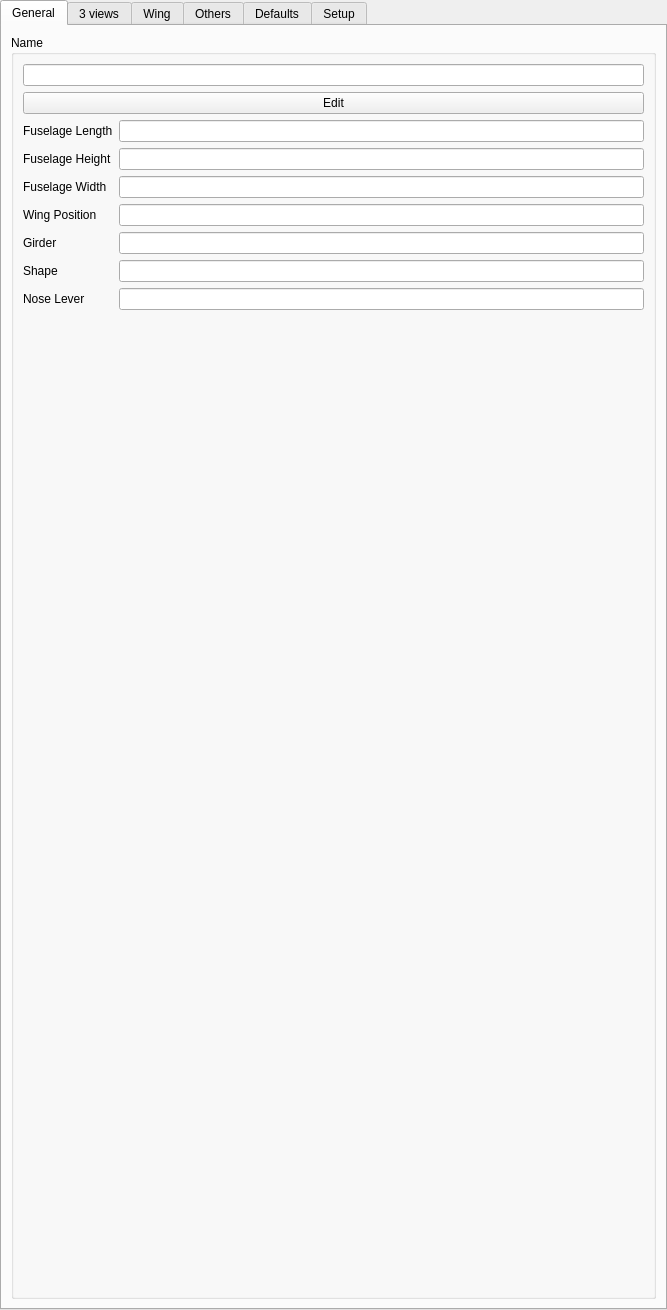
Before: the Qt Designer form resources/airPlaneDesignEdit.ui in FredsFactory/FreeCAD_AirPlaneDesign, drawn with Qt 5.
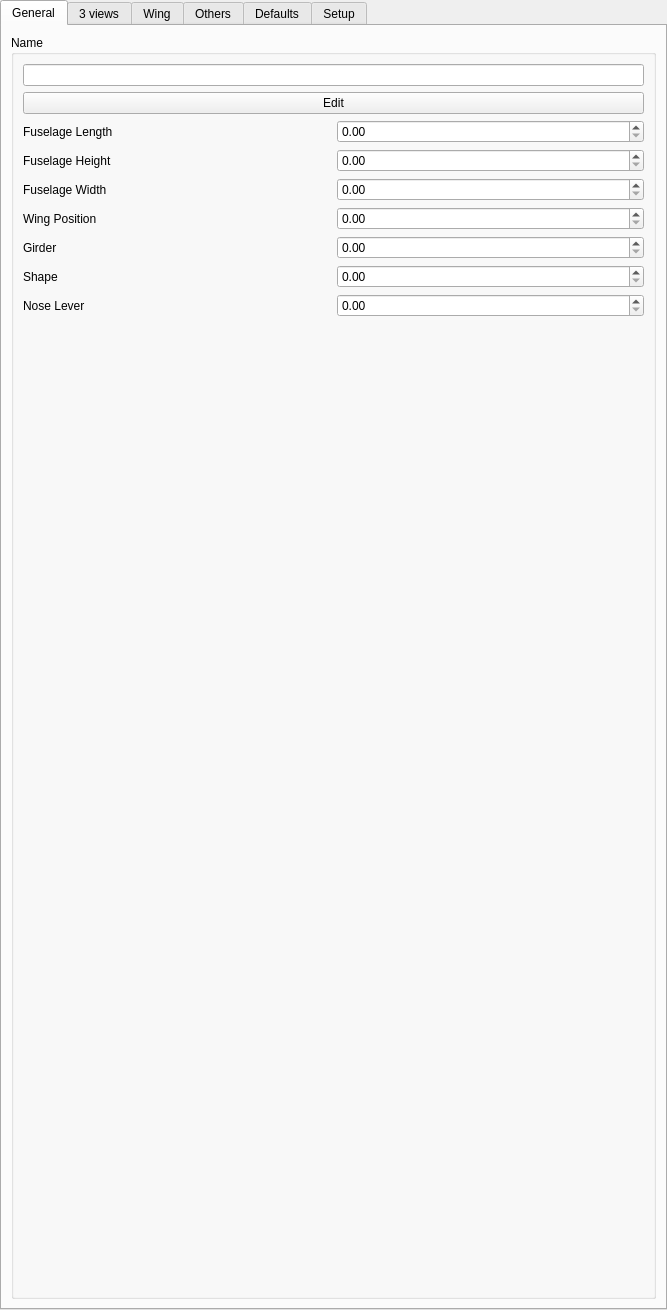
After: the same form once the commit is applied. The open tabs and pages were chosen to show the change. Icons and pictures are not drawn. Custom widgets are drawn as their Qt base class.

The edit to the form file:
```diff
--- a/resources/airPlaneDesignEdit.ui
+++ b/resources/airPlaneDesignEdit.ui
@@ -44,36 +44,6 @@
          </item>
          <item>
           <layout class="QGridLayout" name="gridLayout_6">
-           <item row="3" column="0">
-            <widget class="QLabel" name="label_17">
-             <property name="text">
-              <string>Fuselage Width</string>
-             </property>
-            </widget>
-           </item>
-           <item row="3" column="1">
-            <widget class="QLineEdit" name="lineEdit_3"/>
-           </item>
-           <item row="8" column="1">
-            <widget class="QLineEdit" name="lineEdit_7"/>
-           </item>
-           <item row="1" column="1">
-            <widget class="QLineEdit" name="lineEdit"/>
-           </item>
-           <item row="5" column="0">
-            <widget class="QLabel" name="label_20">
-             <property name="text">
-              <string>Girder</string>
-             </property>
-            </widget>
-           </item>
-           <item row="1" column="0">
-            <widget class="QLabel" name="label_10">
-             <property name="text">
-              <string>Fuselage Length</string>
-             </property>
-            </widget>
-           </item>
            <item row="7" column="0">
             <widget class="QLabel" name="label_21">
              <property name="text">
@@ -81,9 +51,6 @@
              </property>
             </widget>
            </item>
-           <item row="5" column="1">
-            <widget class="QLineEdit" name="lineEdit_5"/>
-           </item>
            <item row="8" column="0">
             <widget class="QLabel" name="label_19">
              <property name="text">
@@ -91,6 +58,27 @@
              </property>
             </widget>
            </item>
+           <item row="5" column="0">
+            <widget class="QLabel" name="label_20">
+             <property name="text">
+              <string>Girder</string>
+             </property>
+            </widget>
+           </item>
+           <item row="2" column="0">
+            <widget class="QLabel" name="label_3">
+             <property name="text">
+              <string>Fuselage Height</string>
+             </property>
+            </widget>
+           </item>
+           <item row="1" column="0">
+            <widget class="QLabel" name="label_4">
+             <property name="text">
+              <string>Fuselage Length</string>
+             </property>
+            </widget>
+           </item>
            <item row="4" column="0">
             <widget class="QLabel" name="label_5">
              <property name="text">
@@ -98,21 +86,61 @@
              </property>
             </widget>
            </item>
-           <item row="4" column="1">
-            <widget class="QLineEdit" name="lineEdit_4"/>
-           </item>
-           <item row="7" column="1">
-            <widget class="QLineEdit" name="lineEdit_6"/>
-           </item>
-           <item row="2" column="0">
-            <widget class="QLabel" name="label_16">
+           <item row="3" column="0">
+            <widget class="QLabel" name="label_6">
              <property name="text">
-              <string>Fuselage Height</string>
+              <string>Fuselage Width</string>
              </property>
             </widget>
            </item>
-           <item row="2" column="1">
-            <widget class="QLineEdit" name="lineEdit_2"/>
+           <item row="3" column="2">
+            <widget class="QDoubleSpinBox" name="fuselageWidth">
+             <property name="maximum">
+              <double>999999999999.989990234375000</double>
+             </property>
+            </widget>
+           </item>
+           <item row="2" column="2">
+            <widget class="QDoubleSpinBox" name="fuselageHeigth">
+             <property name="maximum">
+              <double>999999999999.989990234375000</double>
+             </property>
+            </widget>
+           </item>
+           <item row="1" column="2">
+            <widget class="QDoubleSpinBox" name="fuselageLength">
+             <property name="maximum">
+              <double>999999999999.989990234375000</double>
+             </property>
+            </widget>
+           </item>
+           <item row="8" column="2">
+            <widget class="QDoubleSpinBox" name="doubleSpinBox">
+             <property name="maximum">
+              <double>999999999999.989990234375000</double>
+             </property>
+            </widget>
+           </item>
+           <item row="7" column="2">
+            <widget class="QDoubleSpinBox" name="doubleSpinBox_2">
+             <property name="maximum">
+              <double>999999999999.989990234375000</double>
+             </property>
+            </widget>
+           </item>
+           <item row="5" column="2">
+            <widget class="QDoubleSpinBox" name="doubleSpinBox_3">
+             <property name="maximum">
+              <double>999999999999.989990234375000</double>
+             </property>
+            </widget>
+           </item>
+           <item row="4" column="2">
+            <widget class="QDoubleSpinBox" name="doubleSpinBox_4">
+             <property name="maximum">
+              <double>999999999999.989990234375000</double>
+             </property>
+            </widget>
            </item>
           </layout>
          </item>
```
Left out of the diff: 16 changed lines with no effect on the pictures.
